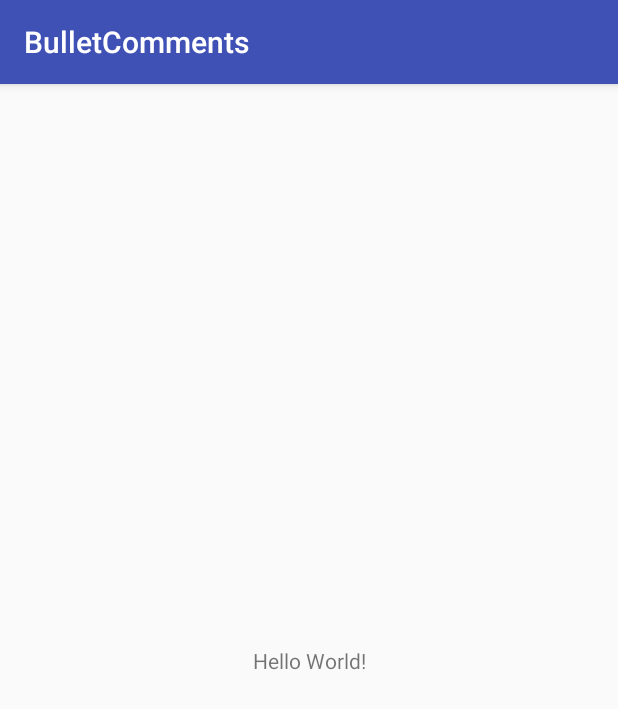
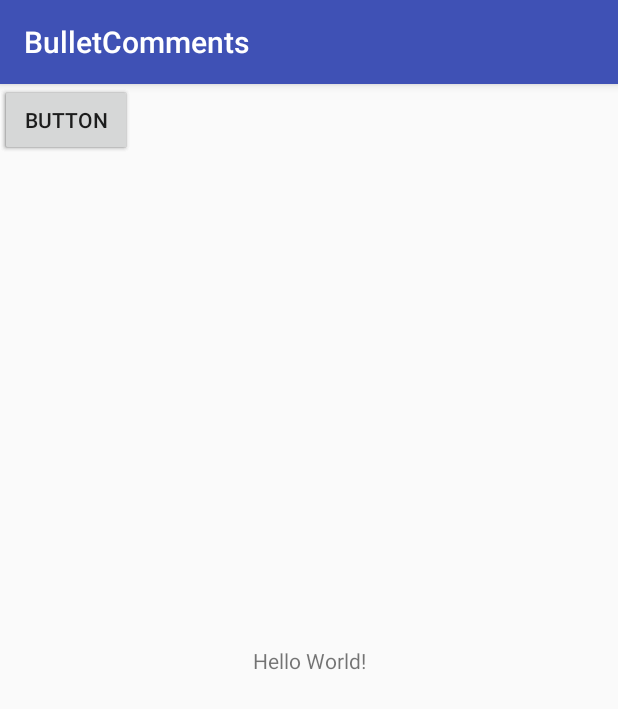
Before and after one commit to Joyounger/BulletComments, an Android app: the screen it shows after launch (MainActivity), on a phone screen of 412 x 824 dp. Shown: the top 709 px of the screen. Run offline under Robolectric (Android 15) with nearby library versions, the phone set to English and light mode, and no system bars; libraries missing offline, so code that uses them is left out: master.flame.danmaku; 6 statements that could not run were skipped.

Commit message:
布局文件中底部添加3个Button
3个Button分别用来显示DanmakuView, DanmakuSurfaceView, DanmakuTextureView

Signed-off-by: Joyounger <942510346@qq.com>

```diff
--- a/app/src/main/res/layout/activity_main.xml
+++ b/app/src/main/res/layout/activity_main.xml
@@ -15,4 +15,29 @@
         app:layout_constraintRight_toRightOf="parent"
         app:layout_constraintTop_toTopOf="parent" />
 
+    <Button
+        android:id="@+id/button"
+        android:layout_width="wrap_content"
+        android:layout_height="wrap_content"
+        android:text="Button"
+        tools:layout_editor_absoluteX="16dp"
+        tools:layout_editor_absoluteY="417dp" />
+
+    <Button
+        android:id="@+id/button2"
+        android:layout_width="wrap_content"
+        android:layout_height="wrap_content"
+        android:text="Button"
+        tools:layout_editor_absoluteX="115dp"
+        tools:layout_editor_absoluteY="417dp" />
+
+    <Button
+        android:id="@+id/button3"
+        android:layout_width="wrap_content"
+        android:layout_height="wrap_content"
+        android:text="Button"
+        tools:layout_editor_absoluteX="217dp"
+        tools:layout_editor_absoluteY="417dp" />
+
+
 </android.support.constraint.ConstraintLayout>
```
